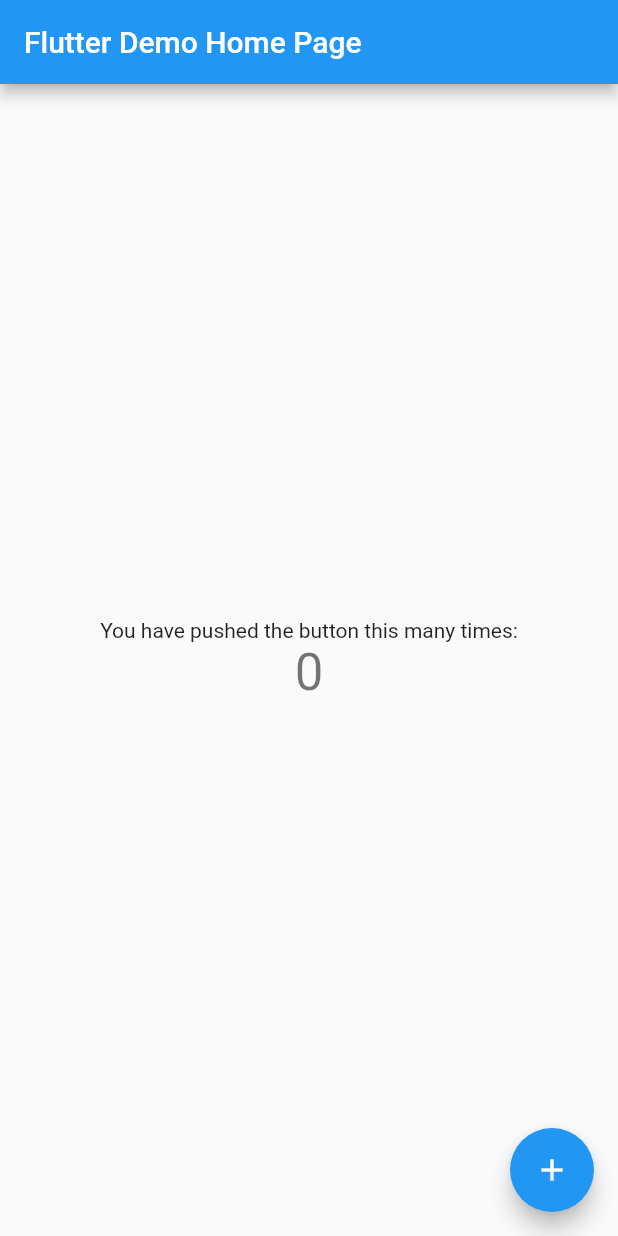
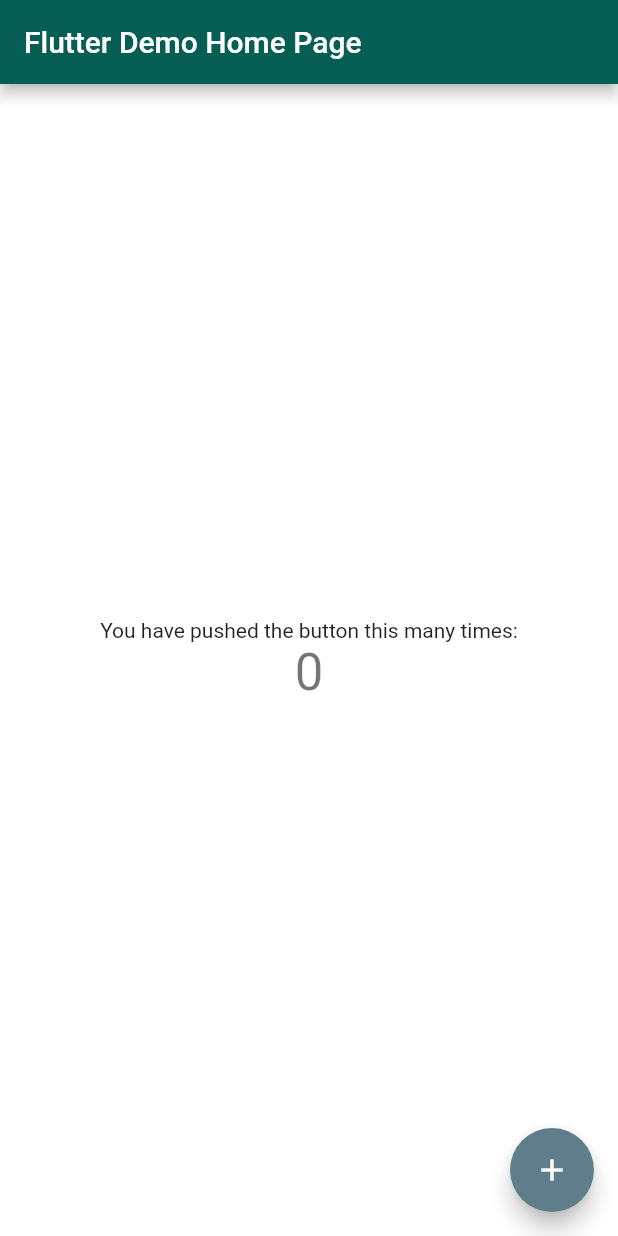
Before and after one commit to 1lordraiden1/whatsapp_clone, a Flutter app: the screen it shows after launch, on a phone screen of 412 x 824 dp. Run offline on Flutter 3.47's test engine with Material 2 defaults, Android fonts, the phone set to English and light mode, and no system bars.

Commit message:
Changing some colors

```diff
--- /dev/null
+++ b/lib/components/screen_components/screen_components.dart
@@ -0,0 +1,5 @@
+import 'package:flutter/material.dart';
+
+Color? nrml = Color(0xFF075E55);
+Color? inIcon = Colors.white;
+//MaterialColor? x = Color(0xFF075E55) as Color?;
--- a/lib/main.dart
+++ b/lib/main.dart
@@ -1,4 +1,6 @@
 import 'package:flutter/material.dart';
+
+import 'components/screen_components/screen_components.dart';
 
 void main() {
   runApp(const MyApp());
@@ -11,7 +13,8 @@ class MyApp extends StatelessWidget {
   @override
   Widget build(BuildContext context) {
     return MaterialApp(
-      title: 'Flutter Demo',
+      debugShowCheckedModeBanner: false,
+      title: 'WhatsApp',
       theme: ThemeData(
         // This is the theme of your application.
         //
@@ -22,7 +25,14 @@ class MyApp extends StatelessWidget {
         // or simply save your changes to "hot reload" in a Flutter IDE).
         // Notice that the counter didn't reset back to zero; the application
         // is not restarted.
-        primarySwatch: Colors.blue,
+        scaffoldBackgroundColor: inIcon,
+        primarySwatch: Colors.blueGrey,
+        appBarTheme: AppBarTheme(
+          backgroundColor: nrml,
+        ),
+        bottomSheetTheme: BottomSheetThemeData(
+          backgroundColor: inIcon
+        ),
       ),
       home: const MyHomePage(title: 'Flutter Demo Home Page'),
     );
```
